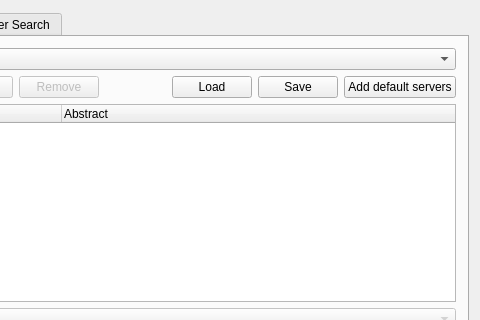
Qt form src/ui/qgsowssourceselectbase.ui (qgis/QGIS) before a commit; both pictures show x 263 to 743 and y 0 to 320 of the 743 by 615 pixel window.
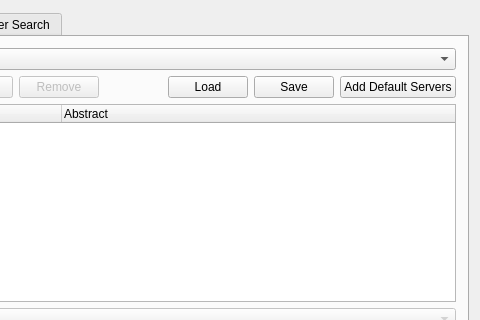
The same form after that commit. Icons and pictures are not drawn.

Patch:
```diff
--- a/src/ui/qgsowssourceselectbase.ui
+++ b/src/ui/qgsowssourceselectbase.ui
@@ -156,7 +156,7 @@
             <string comment="Adds several example WMS servers to the list"/>
            </property>
            <property name="text">
-            <string>Add default servers</string>
+            <string>Add Default Servers</string>
            </property>
           </widget>
          </item>
```
Left out of the diff: 2 changed lines with no effect on the pictures.
